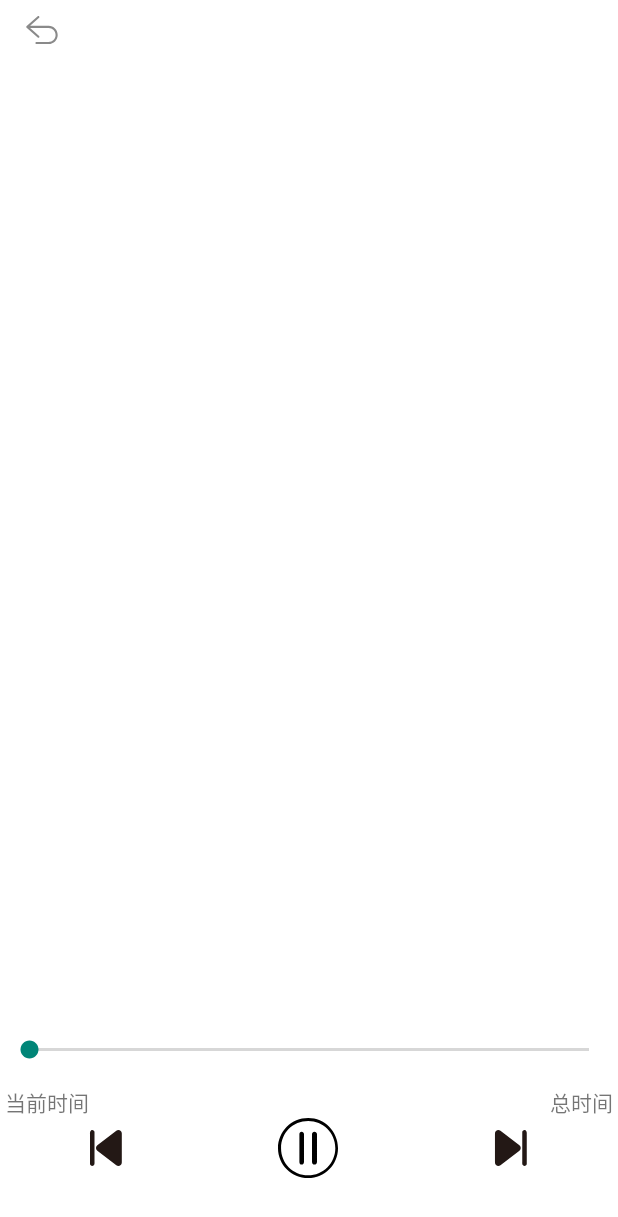
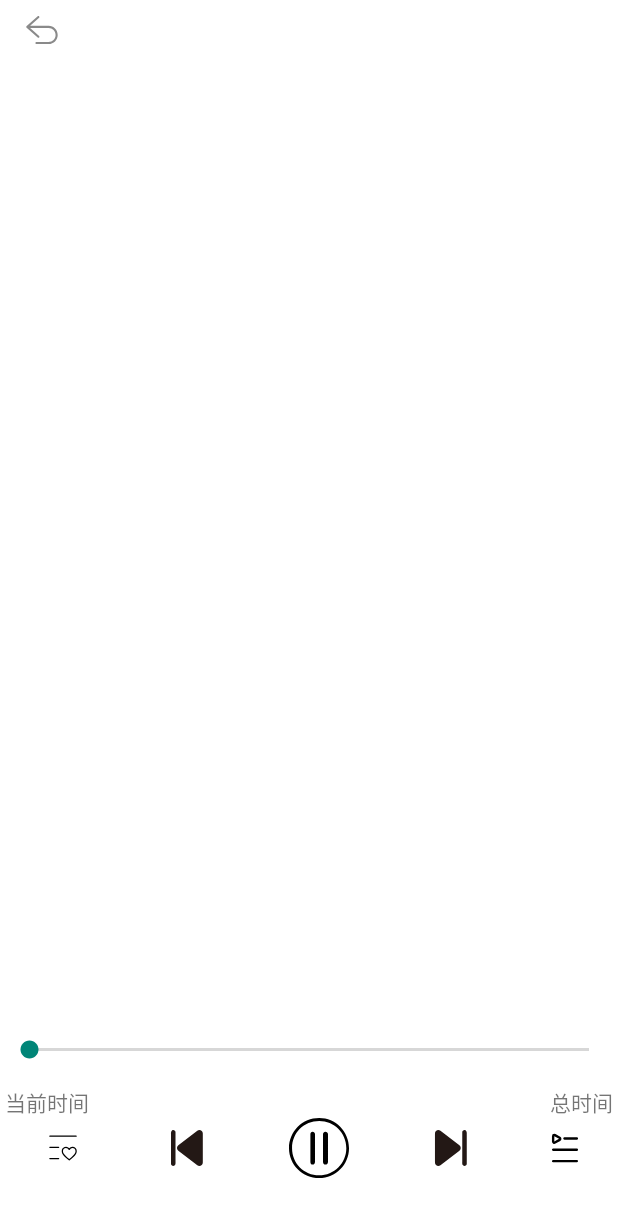
Before and after one commit to LBXZzzz/wangyiyun, an Android app: the MusicActivity screen opened directly, with no data from a screen before it, on a phone screen of 412 x 824 dp. Shown: the top 1217 px of the screen. Run offline under Robolectric (Android 15) with nearby library versions, the phone set to English and light mode, and no system bars; our stand-ins replace Picasso; pictures from the network do not load; 5 statements that could not run were skipped.

Commit message:
完成了播放模式的功能

```diff
--- a/app/src/main/java/com/example/wangyiyun/view/MainActivity.java
+++ b/app/src/main/java/com/example/wangyiyun/view/MainActivity.java
@@ -90,7 +90,7 @@ public class MainActivity extends AppCompatActivity implements View.OnClickListe
         toolbar=findViewById(R.id.main_too_bar);
         ibNextSong =findViewById(R.id.ib_next_song);
         ibPreSong=findViewById(R.id.ib_pre_song);
-        ibNextSong.setOnClickListener(new View.OnClickListener() {
+        /*ibNextSong.setOnClickListener(new View.OnClickListener() {
             @Override
             public void onClick(View v) {
                 stopProgress();
@@ -143,7 +143,7 @@ public class MainActivity extends AppCompatActivity implements View.OnClickListe
                     stopProgress();
                 }
             }
-        });
+        });*/
     }
 
     private void startProgress(){
--- a/musicmelody/src/main/java/com/example/musicmelody/IMusic.java
+++ b/musicmelody/src/main/java/com/example/musicmelody/IMusic.java
@@ -12,11 +12,13 @@ public interface IMusic {
     //上一首播放
     void preSong();
     //播放模式，单曲循环...
-    void playMode();
+    int playMode();
     //获取音乐的总时间
     int getMusicTotalTime ();
     //获取音乐当前时间
     int getMusicCurrentTime();
     //
     void openMusic(SongItem songItem);
+    //获取播放模式
+    int playModeInt();
 }
--- a/musicmelody/src/main/java/com/example/musicmelody/MusicActivity.java
+++ b/musicmelody/src/main/java/com/example/musicmelody/MusicActivity.java
@@ -24,7 +24,7 @@ public class MusicActivity extends AppCompatActivity {
     private Toolbar mToolbar;
     private SeekBar mSeekBar;
     private MusicService.MusicPlay musicPlay;
-    private ImageView mivNextSong,mivPreSong;
+    private ImageView mivNextSong,mivPreSong,mivPlayMode;
     private SongItem songItem;
     boolean isTime=false;
     //判断歌曲是否有在播放
@@ -34,16 +34,30 @@ public class MusicActivity extends AppCompatActivity {
     protected void onCreate(Bundle savedInstanceState) {
         super.onCreate(savedInstanceState);
         setContentView(R.layout.activity_music);
-        initControl();
         //设置状态栏的背景颜色和字体颜色
         getWindow().setStatusBarColor(Color.rgb(255,255,255));
-        getWindow().getDecorView().setSystemUiVisibility(View.SYSTEM_UI_FLAG_LIGHT_STATUS_BAR);//实现状态栏图标和文字颜色为暗色
+        getWindow().getDecorView().setSystemUiVisibility(View.SYSTEM_UI_FLAG_LIGHT_STATUS_BAR);
         Intent bindIntent=new Intent(this,MusicService.class);
         bindService(bindIntent,connection,BIND_AUTO_CREATE);
+        //初始化控件
+        initControl();
         //接收歌曲信息
         Intent intent = getIntent();
         Bundle bundle = intent.getExtras();
         songItem= (SongItem) bundle.getSerializable("SongList");
+        int playMode=bundle.getInt("playMode");
+        Log.d("zwui",String.valueOf(playMode));
+        switch(playMode){
+            case 1:
+                mivPlayMode.setImageResource(R.drawable.ic_list_play);
+                break;
+            case 2:
+                mivPlayMode.setImageResource(R.drawable.ic_loop_playback);
+                break;
+            case 3:
+                mivPlayMode.setImageResource(R.drawable.ic_random_play);
+                break;
+        }
         //加载歌曲的名字和歌手名字
         mTextView1.setText(songItem.getSongName()+"-");
         mTextView2.setText(songItem.getSingerName());
@@ -57,11 +71,11 @@ public class MusicActivity extends AppCompatActivity {
                 finish();
             }
         });
-        mPlayImageView.setSelected(true);
         initSongFunction();
     }
 
     private void initSongFunction() {
+        mPlayImageView.setSelected(true);
         mPlayImageView.setOnClickListener(new View.OnClickListener() {
             @Override
             public void onClick(View v) {
@@ -122,6 +136,25 @@ public class MusicActivity extends AppCompatActivity {
                 startProgress();
             }
         });
+        mivPlayMode.setOnClickListener(new View.OnClickListener() {
+            @Override
+            public void onClick(View v) {
+                //播放播放模式,1为列表播放，2为单循环，3为随机播放
+                int playInt=musicPlay.playMode();
+                switch(playInt){
+                    case 1:
+                        mivPlayMode.setImageResource(R.drawable.ic_list_play);
+                        break;
+                    case 2:
+                        mivPlayMode.setImageResource(R.drawable.ic_loop_playback);
+                        break;
+                    case 3:
+                        mivPlayMode.setImageResource(R.drawable.ic_random_play);
+                        break;
+                }
+
+            }
+        });
     }
 
     private void initControl() {
@@ -134,6 +167,7 @@ public class MusicActivity extends AppCompatActivity {
         mSeekBar=findViewById(R.id.seekbar_service);
         mivNextSong=findViewById(R.id.iv_next_song_service);
         mivPreSong=findViewById(R.id.iv_pre_song_service);
+        mivPlayMode=findViewById(R.id.iv_play_mode_service);
     }
 
     private final Runnable r = new Runnable() {
--- /dev/null
+++ b/musicmelody/src/main/res/drawable/ic_list_play.xml
@@ -0,0 +1,4 @@
+<vector android:height="25dp" android:viewportHeight="1024"
+    android:viewportWidth="1024" android:width="25dp" xmlns:android="http://schemas.android.com/apk/res/android">
+    <path android:fillColor="#FF000000" android:pathData="M42.67,106.67a21.33,21.33 0,0 1,21.33 -21.33h896a21.33,21.33 0,0 1,0 42.67L64,128a21.33,21.33 0,0 1,-21.33 -21.33zM362.67,853.33L64,853.33a21.33,21.33 0,0 0,0 42.67h298.67a21.33,21.33 0,0 0,0 -42.67zM362.67,469.33L64,469.33a21.33,21.33 0,0 0,0 42.67h298.67a21.33,21.33 0,0 0,0 -42.67zM939.08,511.59a143.33,143.33 0,0 1,42.25 102c0,35.65 -2.81,69.17 -37.41,118.37 -33.33,47.4 -96.49,109.59 -204.78,201.63a21.33,21.33 0,0 1,-27.63 0C603.23,841.54 540.07,779.33 506.74,731.95 472.15,682.75 469.33,649.24 469.33,613.59a144.27,144.27 0,0 1,256 -91.25,144.27 144.27,0 0,1 213.75,-10.75zM938.67,613.59c0,-56 -45.57,-101.59 -101.59,-101.59a101.93,101.93 0,0 0,-92.36 59.22,21.33 21.33,0 0,1 -38.77,0A101.93,101.93 0,0 0,613.59 512C557.57,512 512,557.57 512,613.59c0,31.21 2.06,54.6 29.64,93.82 29.78,42.36 86.71,98.77 183.69,181.88 96.98,-83.11 153.91,-139.52 183.69,-181.88 27.58,-39.22 29.64,-62.61 29.64,-93.82z"/>
+</vector>
--- /dev/null
+++ b/musicmelody/src/main/res/drawable/ic_loop_playback.xml
@@ -0,0 +1,4 @@
+<vector android:height="25dp" android:viewportHeight="1024"
+    android:viewportWidth="1024" android:width="25dp" xmlns:android="http://schemas.android.com/apk/res/android">
+    <path android:fillColor="#5C5C66" android:pathData="M192,789.33a21.24,21.24 0,0 1,-12.8 -4.28,344.51 344.51,0 0,1 -99.33,-118A341.25,341.25 0,0 1,384 170.67h256q6.36,0 12.73,0.23l-49.15,-49.15a21.33,21.33 0,0 1,30.17 -30.17l85.33,85.33a21.33,21.33 0,0 1,0 30.17l-85.33,85.33a21.33,21.33 0,0 1,-30.17 -30.17l48.67,-48.67Q646.13,213.33 640,213.33L384,213.33c-164.67,0 -298.67,134 -298.67,298.67 0,94.83 43.55,181.93 119.48,238.97A21.33,21.33 0,0 1,192 789.33zM420.43,932.39a21.33,21.33 0,0 0,0 -30.17l-49.15,-49.15q6.37,0.23 12.73,0.23L640,853.31a341.46,341.46 0,0 0,304.15 -496.42,344.51 344.51,0 0,0 -99.33,-118 21.33,21.33 0,1 0,-25.63 34.11C895.12,330.07 938.67,417.17 938.67,512c0,164.67 -134,298.67 -298.67,298.67L384,810.67q-6.12,0 -12.25,-0.25l48.67,-48.67a21.33,21.33 0,0 0,-30.17 -30.17l-85.33,85.33a21.33,21.33 0,0 0,0 30.17l85.33,85.33a21.33,21.33 0,0 0,30.17 0zM554.67,618.67L554.67,405.33a21.33,21.33 0,0 0,-21.33 -21.33h-42.67a21.33,21.33 0,0 0,0 42.67h21.33v192a21.33,21.33 0,0 0,42.67 0z"/>
+</vector>
--- /dev/null
+++ b/musicmelody/src/main/res/drawable/ic_play_list.xml
@@ -0,0 +1,4 @@
+<vector android:height="25dp" android:viewportHeight="1024"
+    android:viewportWidth="1024" android:width="25dp" xmlns:android="http://schemas.android.com/apk/res/android">
+    <path android:fillColor="#FF000000" android:pathData="M832,832a32,32 0,0 1,3.74 63.78L832,896L192,896a32,32 0,0 1,-3.74 -63.78L192,832h640zM832,528a32,32 0,0 1,3.74 63.78L832,592L192,592a32,32 0,0 1,-3.74 -63.78L192,528h640zM224.26,128.54a64,64 0,0 1,26.82 5.89L256,136.96l127.49,72.83a64,64 0,0 1,4.83 108.1l-4.8,3.04L256,393.82a64,64 0,0 1,-95.52 -50.02l-0.22,-5.57L160.26,192.54a64,64 0,0 1,64 -64zM224.26,192.54v145.7l127.49,-72.86 -127.49,-72.83zM832,224a32,32 0,0 1,3.74 63.78L832,288L496,288a32,32 0,0 1,-3.74 -63.78L496,224L832,224z"/>
+</vector>
--- /dev/null
+++ b/musicmelody/src/main/res/drawable/ic_random_play.xml
@@ -0,0 +1,4 @@
+<vector android:height="25dp" android:viewportHeight="1024"
+    android:viewportWidth="1024" android:width="25dp" xmlns:android="http://schemas.android.com/apk/res/android">
+    <path android:fillColor="#707070" android:pathData="M914.2,705L796.4,596.8c-8.7,-8 -22.7,-1.8 -22.7,10V688c-69.5,-1.8 -134,-39.7 -169.3,-99.8l-45.1,-77 47,-80.2c34.9,-59.6 98.6,-97.4 167.4,-99.8v60.1c0,11.8 14,17.9 22.7,10l117.8,-108.1c5.8,-5.4 5.8,-14.6 0,-19.9L796.4,165c-8.7,-8 -22.7,-1.8 -22.7,10v76H758c-4.7,0 -9.3,0.8 -13.5,2.3 -36.5,4.7 -72,16.6 -104.1,35 -42.6,24.4 -78.3,59.8 -103.1,102.2L513,432l-24.3,-41.5c-24.8,-42.4 -60.5,-77.7 -103.1,-102.2C343,263.9 294.5,251 245.3,251H105c-22.1,0 -40,17.9 -40,40s17.9,40 40,40h140.3c71.4,0 138.3,38.3 174.4,99.9l47,80.2 -45.1,77c-36.2,61.7 -103,99.9 -174.4,99.9H105c-22.1,0 -40,17.9 -40,40s17.9,40 40,40l142,0.1h0.2c49.1,0 97.6,-12.9 140.2,-37.3 42.7,-24.4 78.3,-59.8 103.2,-102.2l22.4,-38.3 22.4,38.3c24.8,42.4 60.5,77.8 103.2,102.2 33.1,18.9 69.6,30.9 107.3,35.4 3.8,1.2 7.8,1.8 11.9,1.8l15.9,0.1v55c0,11.8 14,17.9 22.7,10L914.2,725c5.9,-5.5 5.9,-14.7 0,-20z"/>
+</vector>
--- a/musicmelody/src/main/res/layout/activity_music.xml
+++ b/musicmelody/src/main/res/layout/activity_music.xml
@@ -50,7 +50,7 @@
                 android:layout_height="200dp" />
         </androidx.cardview.widget.CardView>
     </LinearLayout>
-    <LinearLayout xmlns:android="http://schemas.android.com/apk/res/android"
+    <LinearLayout
         android:layout_width="match_parent"
         android:layout_height="130dp"
         android:layout_margin="3dp"
@@ -66,14 +66,12 @@
             android:layout_marginTop="15dp"
             android:layout_width="match_parent"
             android:layout_height="wrap_content" >
-
             <TextView
                 android:id="@+id/tv_service"
                 android:layout_width="wrap_content"
                 android:layout_height="wrap_content"
                 android:layout_alignParentLeft="true"
                 android:text="当前时间" />
-
             <TextView
                 android:id="@+id/tv2_service"
                 android:layout_width="wrap_content"
@@ -86,6 +84,19 @@
             android:layout_height="wrap_content"
             android:baselineAligned="false"
             android:orientation="horizontal">
+            <LinearLayout
+                android:layout_weight="0.8"
+                android:layout_width="wrap_content"
+                android:gravity="center"
+                android:layout_height="40dp">
+                <ImageView
+                    android:id="@+id/iv_play_mode_service"
+                    android:padding="10dp"
+                    android:layout_width="40dp"
+                    android:layout_height="40dp"
+                    android:src="@drawable/ic_list_play"
+                    android:background="@drawable/linearlayout_water_selector"/>
+            </LinearLayout>
             <LinearLayout
                 android:layout_weight="1"
                 android:layout_width="wrap_content"
@@ -122,6 +133,18 @@
                     android:src="@drawable/ic_next_song"
                     android:background="@drawable/linearlayout_water_selector"/>
             </LinearLayout>
+            <LinearLayout
+                android:layout_weight="0.8"
+                android:gravity="center"
+                android:layout_width="wrap_content"
+                android:layout_height="40dp">
+                <ImageView
+                    android:id="@+id/iv_play_list"
+                    android:layout_width="wrap_content"
+                    android:layout_height="wrap_content"
+                    android:src="@drawable/ic_play_list"
+                    android:background="@drawable/linearlayout_water_selector"/>
+            </LinearLayout>
         </LinearLayout>
     </LinearLayout>
 </LinearLayout>
```
Also changed, not shown: musicmelody/src/main/java/com/example/musicmelody/MusicService.java (+50 -7 lines).
